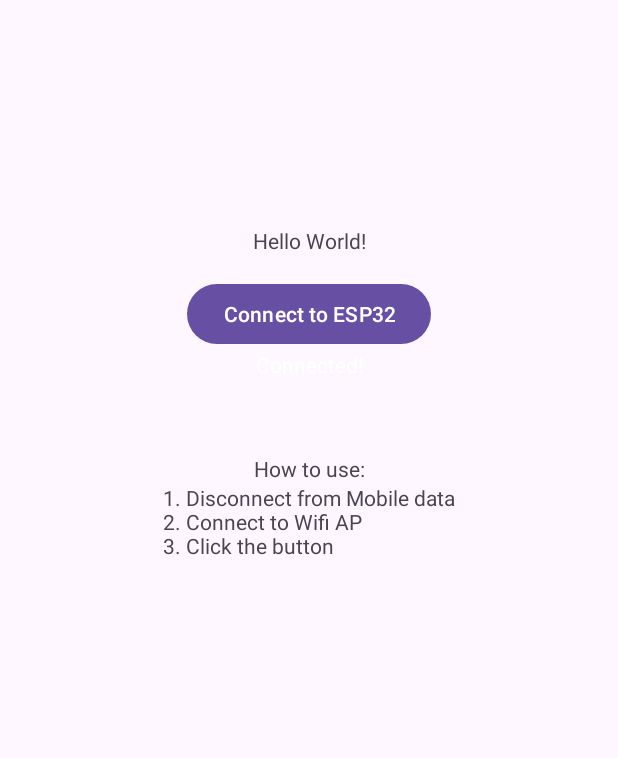
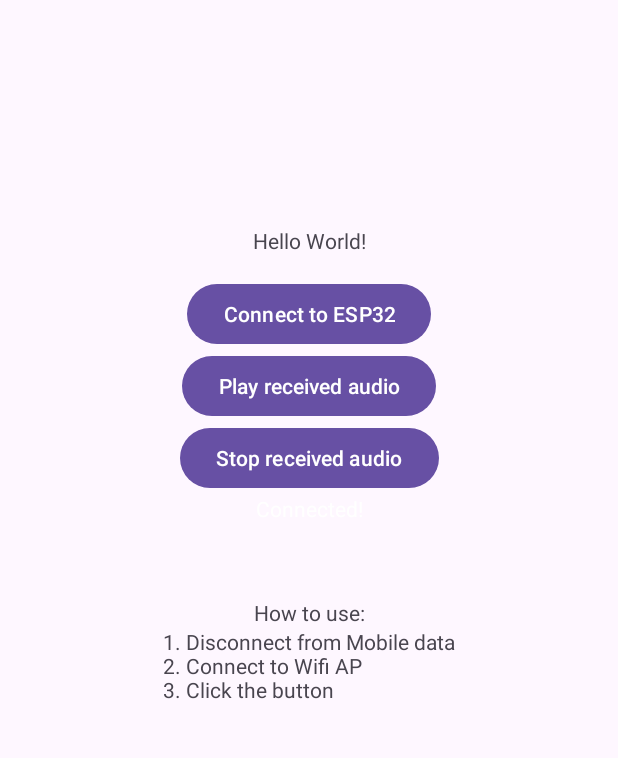
Before and after one commit to Apollo199999999/AssistiveHearing, an Android app: the screen it shows after launch (MainActivity), after a tap on "Connect to ESP32", on a phone screen of 412 x 824 dp, the part 136-894 px from its top. Run offline under Robolectric (Android 15) with nearby library versions, the phone set to English and light mode, and no system bars; libraries missing offline, so code that uses them is left out: org.tensorflow.lite; 9 statements that could not run were skipped.

Commit message:
,,,,,,,,,,

```diff
--- a/app/src/main/java/com/sic/assistivehearing/MainActivity.java
+++ b/app/src/main/java/com/sic/assistivehearing/MainActivity.java
@@ -101,10 +101,6 @@ public class MainActivity extends AppCompatActivity {
     // Networking crap
     Socket socket;
 
-    Thread TCPThread = new Thread() {
-        @Override
-        public void run() {
-            try {
     int minBufferSize = AudioTrack.getMinBufferSize(8000,
             AudioFormat.CHANNEL_CONFIGURATION_MONO,
             AudioFormat.ENCODING_PCM_8BIT);
@@ -114,24 +110,19 @@ public class MainActivity extends AppCompatActivity {
             AudioFormat.ENCODING_PCM_8BIT, minBufferSize,
             AudioTrack.MODE_STREAM);
 
+    Thread TCPThread = new Thread() {
+        @Override
+        public void run() {
+            try {
                 socket = new Socket("192.168.4.1", 50000);
+                connectESP = true;
                 BufferedInputStream stdIn = new BufferedInputStream(socket.getInputStream());
-                at.play();
+
                 while (true) {
                     if (receiveAudioData == true) {
                         byte[] music = new byte[1];
                         int i = stdIn.read(music);
                         at.write(music, 0, i);
-
-
-//                        runOnUiThread(new Runnable(){
-//                            @Override
-//                            public void run(){
-//                                // change UI elements here
-//                                TextView tcpText = (TextView)findViewById(R.id.TCPText);
-//                                tcpText.setText("Received data: " + response);
-//                            }
-//                        });
                     }
                 }
 
@@ -263,19 +254,32 @@ public class MainActivity extends AppCompatActivity {
                 onConnectBtnClick(v);
             }
         });
+
+        Button playBtn = (Button)findViewById(R.id.PlayBtn);
+        playBtn.setOnClickListener(new View.OnClickListener() {
+            public void onClick(View v) {
+                at.play();
             }
-    int x = 1;
+        });
+
+        Button pauseBtn = (Button)findViewById(R.id.PauseBtn);
+        pauseBtn.setOnClickListener(new View.OnClickListener() {
+            public void onClick(View v) {
+                at.stop();
+            }
+        });
+    }
+    boolean connectESP = false;
     private void onConnectBtnClick(View v) {
         TextView TCPconnect = (TextView) findViewById(R.id.TCPText);
         if (!TCPThread.isAlive()) {
             TCPThread.start();
             receiveAudioData = true;
             TCPconnect.setText("Connected!");
-            x = 0;
             TCPconnect.setTextColor(0xFFFFFFFF);
 
         }
-        else if(x == 1){
+        else if(!connectESP){
             TCPconnect.setText("Connection Failed.");
         }
 
--- a/app/src/main/res/layout/activity_main.xml
+++ b/app/src/main/res/layout/activity_main.xml
@@ -50,6 +50,19 @@
             android:layout_width="wrap_content"
             android:layout_height="wrap_content"
             android:text="Connect to ESP32" />
+
+        <Button
+            android:id="@+id/PlayBtn"
+            android:layout_width="wrap_content"
+            android:layout_height="wrap_content"
+            android:text="Play received audio" />
+
+        <Button
+            android:id="@+id/PauseBtn"
+            android:layout_width="wrap_content"
+            android:layout_height="wrap_content"
+            android:text="Stop received audio" />
+
         <TextView
             android:id="@+id/TCPText"
             android:layout_width="wrap_content"
```
Also changed, not shown: 1 other file. Lines whose indentation alone changed are shown as unchanged.
